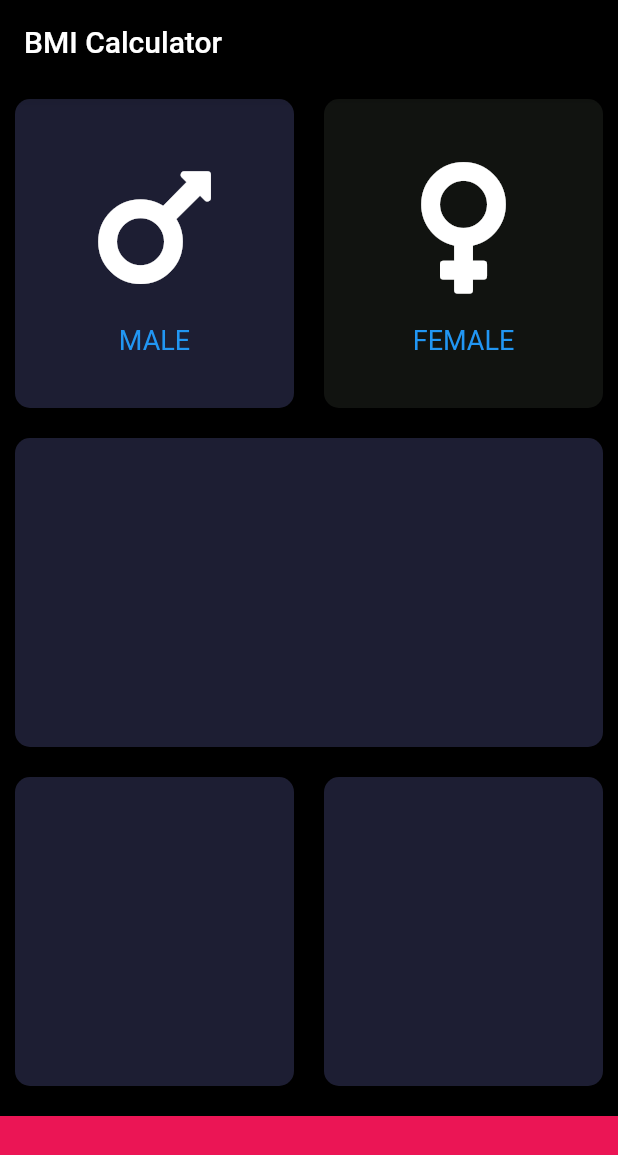
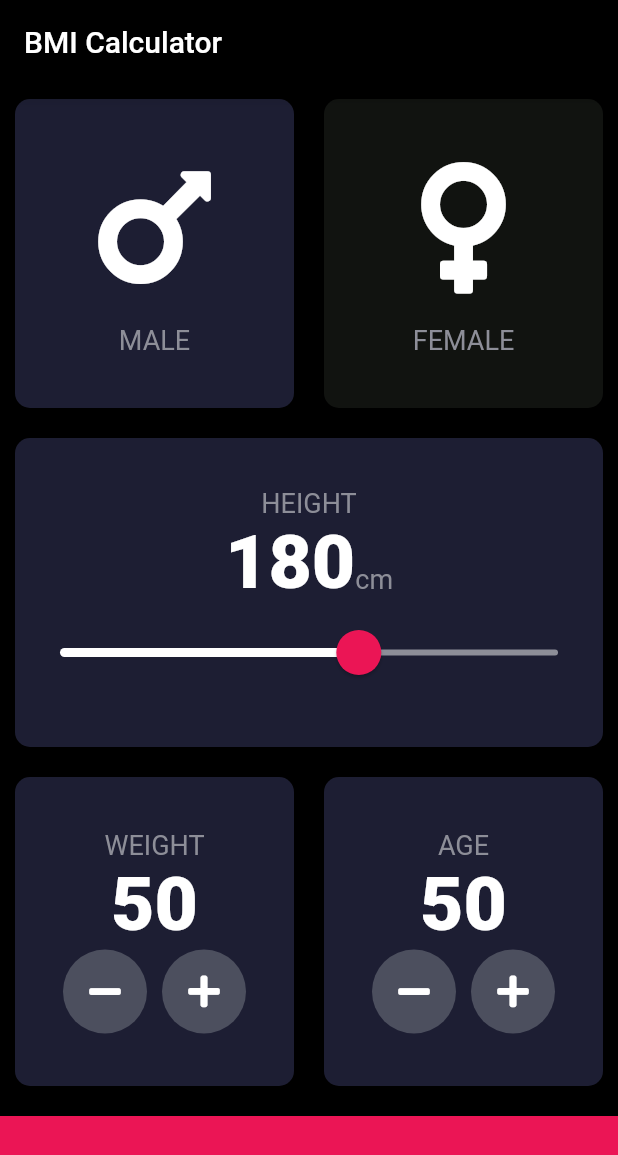
Before and after one commit to Waruna-Kaushalya/flutter_bmi_cal, a Flutter app: the screen it shows after launch, on a phone screen of 412 x 824 dp. Shown: the top 1155 px of the screen. Run offline on Flutter 3.47's test engine with Material 2 defaults, Android fonts, the phone set to English and light mode, and no system bars; our stand-ins replace font_awesome_flutter.

Commit message:
add const,add weight and age card

```diff
--- /dev/null
+++ b/lib/consts.dart
@@ -0,0 +1,24 @@
+import 'package:flutter/material.dart';
+import 'package:font_awesome_flutter/font_awesome_flutter.dart';
+
+const double kBottomContainerHeight = 80;
+const Color kActiveCardColor = Color(0xFF1D1E33);
+const Color kInactiveCardColor = Color(0xFF111310);
+const Color kBottomContainerColor = Color(0xFFEB1555);
+const IconData kMaleIcone = FontAwesomeIcons.mars;
+const IconData kFemaleIcone = FontAwesomeIcons.venus;
+const String kIconeTextMale = 'MALE';
+const String kIconeTextFemale = 'FEMALE';
+
+const kLabelTextStyle = TextStyle(
+  fontSize: 18,
+  color: Color(
+    0xFF8D8E98,
+  ),
+);
+
+const kLabelNumberStyle = TextStyle(
+  color: Colors.white,
+  fontSize: 50,
+  fontWeight: FontWeight.w900,
+);
--- a/lib/icon_content.dart
+++ b/lib/icon_content.dart
@@ -1,11 +1,5 @@
 import 'package:flutter/material.dart';
-
-const labelTextStyle = TextStyle(
-  fontSize: 18,
-  color: Color(
-    0xFF8D8E98,
-  ),
-);
+import 'consts.dart';
 
 class CardContentWidget extends StatelessWidget {
   CardContentWidget({required this.awesomeIcone, required this.textContent});
@@ -27,10 +21,7 @@ class CardContentWidget extends StatelessWidget {
         ),
         Text(
           textContent,
-          style: TextStyle(
-            fontSize: 18,
-            color: Colors.blue,
-          ),
+          style: kLabelTextStyle,
         )
       ],
     );
--- a/lib/input_page.dart
+++ b/lib/input_page.dart
@@ -1,21 +1,18 @@
 import 'package:flutter/material.dart';
 import 'package:font_awesome_flutter/font_awesome_flutter.dart';
+
 import 'resuable_card.dart';
 import 'icon_content.dart';
-
-const double bottomContainerHeight = 80;
-const Color activeCardColor = Color(0xFF1D1E33);
-const Color inactiveCardColor = Color(0xFF111310);
-const Color bottomContainerColor = Color(0xFFEB1555);
-const IconData maleIcone = FontAwesomeIcons.mars;
-const IconData femaleIcone = FontAwesomeIcons.venus;
-const String iconeTextMale = 'MALE';
-const String iconeTextFemale = 'FEMALE';
+import 'consts.dart';
 
 enum GenderType {
   male,
   female,
 }
+
+int height = 180;
+int weight = 50;
+int age = 50;
 
 class InputPage extends StatefulWidget {
   @override
@@ -24,6 +21,16 @@ class InputPage extends StatefulWidget {
 
 class _InputPageState extends State<InputPage> {
   GenderType genderTypeVarble = GenderType.male;
+
+  stateSetterAA(int a) {
+    setState(() {
+      if (a == 1) {
+        weight++;
+      } else {
+        weight--;
+      }
+    });
+  }
 
   @override
   Widget build(BuildContext context) {
@@ -35,6 +42,7 @@ class _InputPageState extends State<InputPage> {
       ),
       body: Container(
         child: Column(
+          crossAxisAlignment: CrossAxisAlignment.stretch,
           children: [
             Expanded(
               child: Row(
@@ -47,11 +55,11 @@ class _InputPageState extends State<InputPage> {
                         });
                       },
                       colour: genderTypeVarble == GenderType.male
-                          ? activeCardColor
-                          : inactiveCardColor,
+                          ? kActiveCardColor
+                          : kInactiveCardColor,
                       cardChild: CardContentWidget(
-                        awesomeIcone: maleIcone,
-                        textContent: iconeTextMale,
+                        awesomeIcone: kMaleIcone,
+                        textContent: kIconeTextMale,
                       ),
                     ),
                   ),
@@ -63,11 +71,11 @@ class _InputPageState extends State<InputPage> {
                         });
                       },
                       colour: genderTypeVarble == GenderType.female
-                          ? activeCardColor
-                          : inactiveCardColor,
+                          ? kActiveCardColor
+                          : kInactiveCardColor,
                       cardChild: CardContentWidget(
-                        awesomeIcone: femaleIcone,
-                        textContent: iconeTextFemale,
+                        awesomeIcone: kFemaleIcone,
+                        textContent: kIconeTextFemale,
                       ),
                     ),
                   ),
@@ -77,7 +85,56 @@ class _InputPageState extends State<InputPage> {
             Expanded(
               child: ReusebleCard(
                 onPress: () {},
-                colour: activeCardColor,
+                colour: kActiveCardColor,
+                cardChild: Column(
+                  mainAxisAlignment: MainAxisAlignment.center,
+                  // crossAxisAlignment: CrossAxisAlignment.center,
+                  children: [
+                    Text(
+                      'HEIGHT',
+                      style: kLabelTextStyle,
+                    ),
+                    Row(
+                      mainAxisAlignment: MainAxisAlignment.center,
+                      crossAxisAlignment: CrossAxisAlignment.baseline,
+                      textBaseline: TextBaseline.alphabetic,
+                      children: [
+                        Text(
+                          height.toString(),
+                          style: kLabelNumberStyle,
+                        ),
+                        Text(
+                          'cm',
+                          style: kLabelTextStyle,
+                        ),
+                      ],
+                    ),
+                    SliderTheme(
+                      data: SliderTheme.of(context).copyWith(
+                        activeTrackColor: Colors.white,
+                        thumbColor: Color(0xFFEB1555),
+                        overlayColor: Color(0x29EB1555),
+                        thumbShape: RoundSliderThumbShape(
+                          enabledThumbRadius: 15,
+                        ),
+                        overlayShape: RoundSliderOverlayShape(
+                          overlayRadius: 30,
+                        ),
+                      ),
+                      child: Slider(
+                        value: height.toDouble(),
+                        min: 120,
+                        max: 220,
+                        inactiveColor: Color(0xFF8D8E98),
+                        onChanged: (double newValue) {
+                          setState(() {
+                            height = newValue.round();
+                          });
+                        },
+                      ),
+                    )
+                  ],
+                ),
               ),
             ),
             Expanded(
@@ -85,24 +142,100 @@ class _InputPageState extends State<InputPage> {
                 children: [
                   Expanded(
                     child: ReusebleCard(
+                      cardChild: Column(
+                        mainAxisAlignment: MainAxisAlignment.center,
+                        children: [
+                          Text(
+                            'WEIGHT',
+                            style: kLabelTextStyle,
+                          ),
+                          Text(
+                            weight.toString(),
+                            style: kLabelNumberStyle,
+                          ),
+                          Row(
+                            mainAxisAlignment: MainAxisAlignment.center,
+                            children: [
+                              //TODO:1
+                              RoundIconButton(
+                                onPress: () {
+                                  setState(() {
+                                    weight--;
+                                  });
+                                },
+                                icon: FontAwesomeIcons.minus,
+                              ),
+                              SizedBox(
+                                width: 10,
+                              ),
+                              RoundIconButton(
+                                onPress: () {
+                                  setState(() {
+                                    weight++;
+                                  });
+                                },
+                                icon: FontAwesomeIcons.plus,
+                              ),
+                            ],
+                          ),
+                        ],
+                      ),
                       onPress: () {},
-                      colour: activeCardColor,
+                      colour: kActiveCardColor,
                     ),
                   ),
                   Expanded(
                     child: ReusebleCard(
+                      cardChild: Column(
+                        mainAxisAlignment: MainAxisAlignment.center,
+                        children: [
+                          Text(
+                            'AGE',
+                            style: kLabelTextStyle,
+                          ),
+                          Text(
+                            age.toString(),
+                            style: kLabelNumberStyle,
+                          ),
+                          Row(
+                            mainAxisAlignment: MainAxisAlignment.center,
+                            children: [
+                              //TODO:1
+                              RoundIconButton(
+                                onPress: () {
+                                  setState(() {
+                                    age--;
+                                  });
+                                },
+                                icon: FontAwesomeIcons.minus,
+                              ),
+                              SizedBox(
+                                width: 10,
+                              ),
+                              RoundIconButton(
+                                onPress: () {
+                                  setState(() {
+                                    age++;
+                                  });
+                                },
+                                icon: FontAwesomeIcons.plus,
+                              ),
+                            ],
+                          ),
+                        ],
+                      ),
                       onPress: () {},
-                      colour: activeCardColor,
+                      colour: kActiveCardColor,
                     ),
                   ),
                 ],
               ),
             ),
             Container(
-              color: bottomContainerColor,
+              color: kBottomContainerColor,
               width: double.infinity,
               margin: EdgeInsets.only(top: 10),
-              height: bottomContainerHeight,
+              height: kBottomContainerHeight,
             ),
           ],
         ),
@@ -110,3 +243,29 @@ class _InputPageState extends State<InputPage> {
     );
   }
 }
+
+class RoundIconButton extends StatelessWidget {
+  RoundIconButton({required this.icon, required this.onPress});
+  final IconData? icon;
+  final VoidCallback? onPress;
+
+  @override
+  Widget build(BuildContext context) {
+    return RawMaterialButton(
+      child: Icon(
+        icon,
+        color: Colors.white,
+      ),
+      //TODO: 2
+      onPressed: onPress,
+      shape: CircleBorder(),
+      fillColor: Color(0xFF4c4F5E),
+      elevation: 0,
+      disabledElevation: 0,
+      constraints: BoxConstraints.tightFor(
+        width: 56.0,
+        height: 56.0,
+      ),
+    );
+  }
+}
--- a/lib/resuable_card.dart
+++ b/lib/resuable_card.dart
@@ -10,9 +10,6 @@ class ReusebleCard extends StatelessWidget {
   final Color? colour;
   final Widget? cardChild;
   final VoidCallback? onPress;
-  // final Function onPress;
-  // final Function() onPress;
-  // final Function()? onPress;
 
   @override
   Widget build(BuildContext context) {
--- a/pubspec.yaml
+++ b/pubspec.yaml
@@ -18,7 +18,7 @@ publish_to: 'none' # Remove this line if you wish to publish to pub.dev
 version: 1.0.0+1
 
 environment:
-  sdk: ">=2.12.0 <3.0.0"
+  sdk: ">=2.13.1 <3.0.0"
 
 dependencies:
   flutter:
```
Also changed, not shown: pubspec.lock.
